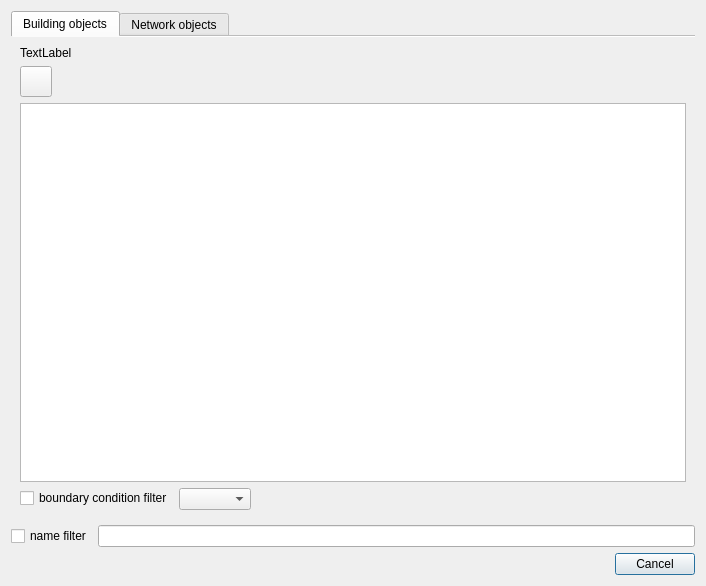
The window that SIM-VICUS/src/SVSmartSelectDialog.ui (ghorwin/SIM-VICUS) describes before a commit, drawn with Qt 5.
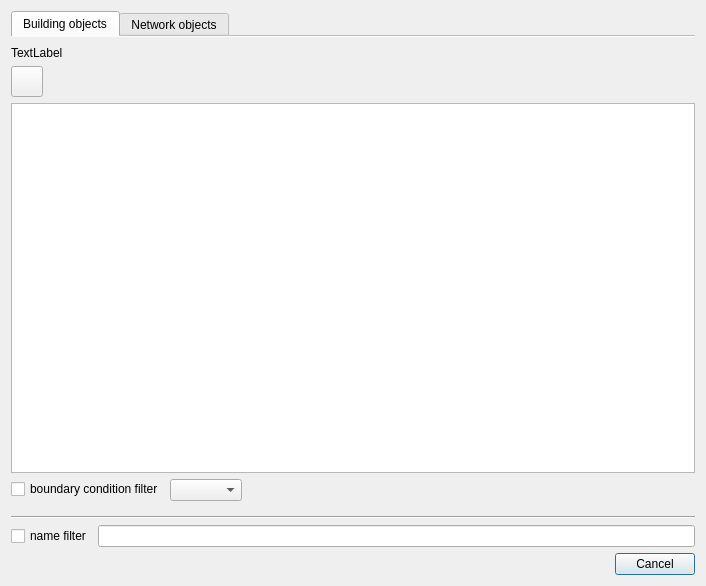
The same window after the commit. Icons and pictures are not drawn. Custom widgets are drawn as their Qt base class.

Commit message: improved smart select-dialog

Diff of the .ui file:
```diff
--- a/SIM-VICUS/src/SVSmartSelectDialog.ui
+++ b/SIM-VICUS/src/SVSmartSelectDialog.ui
@@ -30,6 +30,12 @@
        <string>Building objects</string>
       </attribute>
       <layout class="QGridLayout" name="gridLayoutBuildings">
+       <property name="leftMargin">
+        <number>0</number>
+       </property>
+       <property name="rightMargin">
+        <number>0</number>
+       </property>
        <item row="0" column="0">
         <widget class="QLabel" name="labelFilterInfo">
          <property name="text">
@@ -266,6 +272,13 @@
      </widget>
     </widget>
    </item>
+   <item>
+    <widget class="Line" name="line">
+     <property name="orientation">
+      <enum>Qt::Horizontal</enum>
+     </property>
+    </widget>
+   </item>
    <item>
     <layout class="QHBoxLayout" name="horizontalLayout">
      <item>
```
Left out of the diff: 6 changed lines with no effect on the pictures.
